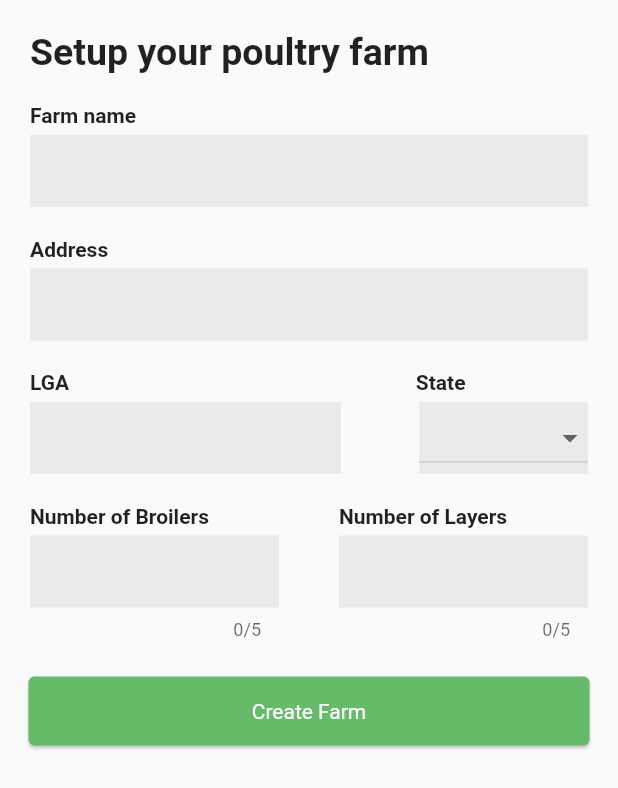
After one commit to ngbede/poultry, a Flutter app: the FarmForm screen opened directly, after a tap on "Create Farm", on a phone screen of 412 x 824 dp. The commit adds this screen. Shown: the top 788 px of the screen. Run offline on Flutter 3.47's test engine with Material 2 defaults, Android fonts, the phone set to English and light mode, and no system bars; drawn by our look-alikes of flutter_progress_hud; our stand-ins replace cloud_firestore, firebase_auth, firebase_core, fluentui_system_icons, fluttertoast, form_field_validator; accounts and stored records are empty; statements that could not run were skipped.

Commit message:
setup farm registration form fields

```diff
--- a/lib/config/enumvals.dart
+++ b/lib/config/enumvals.dart
@@ -1,3 +1,16 @@
-enum FieldType { firstName, lastName, email, password, phone }
+enum FieldType {
+  firstName,
+  lastName,
+  email,
+  password,
+  phone,
+  farmName,
+  numberOfLayers,
+  numberOfBroilers,
+  address,
+  state,
+  lga,
+  yearEstablished,
+}
 
 enum UserType { farmer, distributor }
--- /dev/null
+++ b/lib/farmform.dart
@@ -0,0 +1,176 @@
+import 'package:flutter/material.dart';
+import 'package:flutter_progress_hud/flutter_progress_hud.dart';
+import 'package:fluttertoast/fluttertoast.dart';
+import 'package:poultry/config/enumvals.dart';
+import 'package:poultry/layout.dart';
+import 'package:poultry/providers/farm_prov.dart';
+import 'package:poultry/widgets/inputfield.dart';
+import 'package:poultry/widgets/state_picker.dart';
+import 'package:poultry/config/firebase.dart';
+import 'package:provider/provider.dart';
+
+class FarmForm extends StatefulWidget {
+  @override
+  _FarmFormState createState() => _FarmFormState();
+}
+
+class _FarmFormState extends State<FarmForm> {
+  final _farmFormKey = GlobalKey<FormState>();
+  @override
+  Widget build(BuildContext context) {
+    return SafeArea(
+      child: Scaffold(
+        body: ProgressHUD(
+          child: Builder(
+            builder: (context) => Form(
+              key: _farmFormKey,
+              autovalidateMode: AutovalidateMode.disabled,
+              child: ListView(
+                children: [
+                  Padding(
+                    padding:
+                        const EdgeInsets.only(left: 20, bottom: 20, top: 20),
+                    child: Text(
+                      "Setup your poultry farm",
+                      style: TextStyle(
+                        fontWeight: FontWeight.bold,
+                        fontSize: 25,
+                      ),
+                    ),
+                  ),
+                  InputField(
+                    name: "Farm name",
+                    keyboard: TextInputType.text,
+                    fieldType: FieldType.farmName,
+                  ),
+                  InputField(
+                    name: "Address",
+                    keyboard: TextInputType.text,
+                    fieldType: FieldType.address,
+                  ),
+                  Row(
+                    mainAxisAlignment: MainAxisAlignment.spaceBetween,
+                    children: [
+                      Expanded(
+                        flex: 3,
+                        child: InputField(
+                            name: "LGA",
+                            keyboard: TextInputType.text,
+                            fieldType: FieldType.lga),
+                      ),
+                      Expanded(
+                        flex: 2,
+                        child: statePicker(context),
+                      ),
+                    ],
+                  ),
+                  Row(
+                    children: [
+                      Expanded(
+                        child: InputField(
+                          name: "Number of Broilers",
+                          maxlen: 5,
+                          keyboard: TextInputType.number,
+                          fieldType: FieldType.numberOfBroilers,
+                        ),
+                      ),
+                      Expanded(
+                        child: InputField(
+                          name: "Number of Layers",
+                          maxlen: 5,
+                          keyboard: TextInputType.number,
+                          fieldType: FieldType.numberOfLayers,
+                        ),
+                      ),
+                    ],
+                  ),
+                  GestureDetector(
+                    onTap: () async {
+                      final _progress = ProgressHUD.of(context);
+                      if (_farmFormKey.currentState.validate()) {
+                        _progress.showWithText("Registering farm...");
+                        try {
+                          await Future.delayed(
+                            Duration(seconds: 3),
+                          ); // simulate progress
+                          await store
+                              .collection("farmers")
+                              .doc(auth.currentUser.uid)
+                              .set(
+                            {
+                              "ownerID": auth.currentUser.uid,
+                              "farmName": Provider.of<FarmProv>(
+                                context,
+                                listen: false,
+                              ).farmName,
+                              "address": Provider.of<FarmProv>(
+                                context,
+                                listen: false,
+                              ).address,
+                              "LGA": Provider.of<FarmProv>(
+                                context,
+                                listen: false,
+                              ).lga,
+                              "State": Provider.of<FarmProv>(
+                                context,
+                                listen: false,
+                              ).state,
+                              "numberOfBroilers": int.parse(
+                                Provider.of<FarmProv>(
+                                  context,
+                                  listen: false,
+                                ).broilersCount,
+                              ),
+                              "numberOfLayers": int.parse(
+                                Provider.of<FarmProv>(
+                                  context,
+                                  listen: false,
+                                ).layersCount,
+                              ),
+                            },
+                          );
+                          _progress.dismiss();
+                          Navigator.push(
+                            context,
+                            MaterialPageRoute(
+                              builder: (context) => Layout(),
+                            ),
+                          );
+                        } catch (e) {
+                          _progress.dismiss();
+                          Fluttertoast.showToast(
+                            msg: "${e.code}",
+                            toastLength: Toast.LENGTH_SHORT,
+                            gravity: ToastGravity.BOTTOM,
+                            timeInSecForIosWeb: 1,
+                            backgroundColor: Colors.teal,
+                            textColor: Colors.white,
+                            fontSize: 16.0,
+                          );
+                        }
+                      }
+                    },
+                    child: Padding(
+                      padding: const EdgeInsets.symmetric(horizontal: 15.0),
+                      child: Card(
+                        color: Colors.green[400],
+                        child: Padding(
+                          padding: const EdgeInsets.all(15.0),
+                          child: Text(
+                            "Create Farm",
+                            style: TextStyle(color: Colors.white),
+                            textAlign: TextAlign.center,
+                          ),
+                        ),
+                      ),
+                    ),
+                  ),
+                ],
+              ),
+            ),
+          ),
+        ),
+      ),
+    );
+  }
+}
--- /dev/null
+++ b/lib/widgets/state_picker.dart
@@ -0,0 +1,93 @@
+import 'package:flutter/material.dart';
+import 'package:poultry/providers/farm_prov.dart';
+import 'package:provider/provider.dart';
+
+final List<String> _nigerianStates = [
+  "Abia",
+  "Adamawa",
+  "Akwa Ibom",
+  "Anambra",
+  "Bauchi",
+  "Bayelsa",
+  "Benue",
+  "Borno",
+  "Cross River",
+  "Delta",
+  "Ebonyi",
+  "Edo",
+  "Ekiti",
+  "Enugu",
+  "Gombe",
+  "Imo",
+  "Jigawa",
+  "Kaduna",
+  "Kano",
+  "Katsina",
+  "Kebbi",
+  "Kogi",
+  "Kwara",
+  "Lagos",
+  "Nasarawa",
+  "Niger",
+  "Ogun",
+  "Ondo",
+  "Osun",
+  "Oyo",
+  "Plateau",
+  "Rivers",
+  "Sokoto",
+  "Taraba",
+  "Yobe",
+  "Zamfara",
+  "FCT",
+];
+
+Column statePicker(BuildContext context) {
+  List<DropdownMenuItem<String>> states = [];
+  for (var state in _nigerianStates) {
+    var option = DropdownMenuItem(
+      child: Text(
+        "  $state",
+      ),
+      value: state,
+    );
+    states.add(option);
+  }
+
+  return Column(
+    children: [
+      Padding(
+        padding: const EdgeInsets.only(left: 30.0, right: 20.0),
+        child: Align(
+          alignment: Alignment.centerLeft,
+          child: Text(
+            "State",
+            style: TextStyle(
+              fontWeight: FontWeight.bold,
+            ),
+            //textAlign: TextAlign.left,`
+          ),
+        ),
+      ),
+      Align(
+        alignment: Alignment.topRight,
+        child: Padding(
+          padding: const EdgeInsets.only(
+              left: 20.0, top: 5, bottom: 20, right: 20.0),
+          child: Container(
+            color: Color(0XFFEAE9EB),
+            child: DropdownButton(
+              items: states,
+              value: Provider.of<FarmProv>(context).state,
+              onChanged: (value) {
+                Provider.of<FarmProv>(context, listen: false).setState(
+                  value,
+                );
+              },
+            ),
+          ),
+        ),
+      ),
+    ],
+  );
+}
--- a/lib/widgets/user_role_button.dart
+++ b/lib/widgets/user_role_button.dart
@@ -1,6 +1,6 @@
 import 'package:flutter/material.dart';
 import 'package:poultry/config/enumvals.dart';
-import 'package:poultry/provider/user_prov.dart';
+import 'package:poultry/providers/user_prov.dart';
 import 'package:provider/provider.dart';
 
 class UserRole extends StatelessWidget {
```
